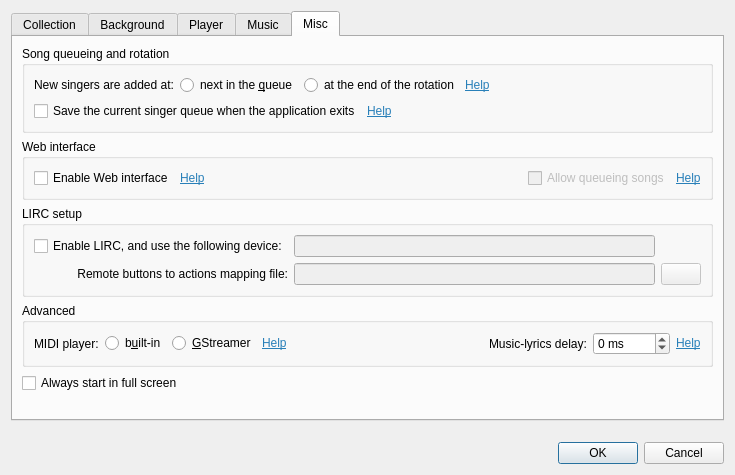
Above: src/settingsdialog.ui from gyunaev/spivak before the change. Below: the same form after it.
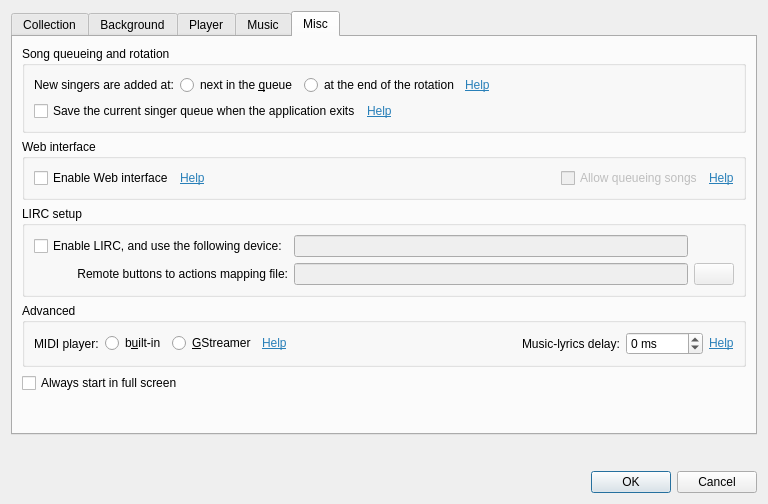
That is the form after the change. Icons and pictures are not drawn. Custom widgets are drawn as their Qt base class.

Commit message: Fixed help message for Web server

```diff
--- a/src/settingsdialog.ui
+++ b/src/settingsdialog.ui
@@ -6,8 +6,8 @@
    <rect>
     <x>0</x>
     <y>0</y>
-    <width>735</width>
-    <height>475</height>
+    <width>768</width>
+    <height>504</height>
    </rect>
   </property>
   <property name="windowTitle">
```
Left out of the diff: 20 changed lines with no effect on the pictures.
